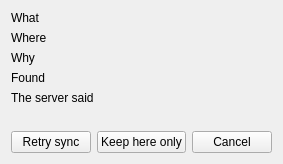
Above: src/chrono_mail/ui/forms/sync_conflict.ui from rob-vandenberg/chrono-mail before the change. Below: the same form after it.
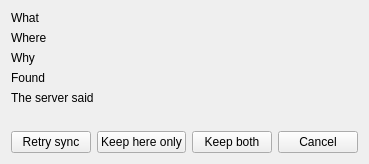
That is the form after the change.

Commit message: Sync conflicts can keep both versions or both entries of a row, grouped contact fields are seen, a contact edit never overwrites a change on the server, and the conflict windows remember their size

```diff
--- a/src/chrono_mail/ui/forms/sync_conflict.ui
+++ b/src/chrono_mail/ui/forms/sync_conflict.ui
@@ -96,7 +96,7 @@
     </spacer>
    </item>
    <item>
-    <layout class="QHBoxLayout" name="sides" stretch="0,0,1,0">
+    <layout class="QHBoxLayout" name="sides" stretch="0,0,0,1,0">
      <item>
       <widget class="QPushButton" name="retrySync">
        <property name="text">
@@ -111,6 +111,13 @@
        </property>
       </widget>
      </item>
+     <item>
+      <widget class="QPushButton" name="keepBoth">
+       <property name="text">
+        <string>Keep both</string>
+       </property>
+      </widget>
+     </item>
      <item>
       <spacer name="sidesEnd">
        <property name="orientation">
```
The commit also changes 22 other files.
